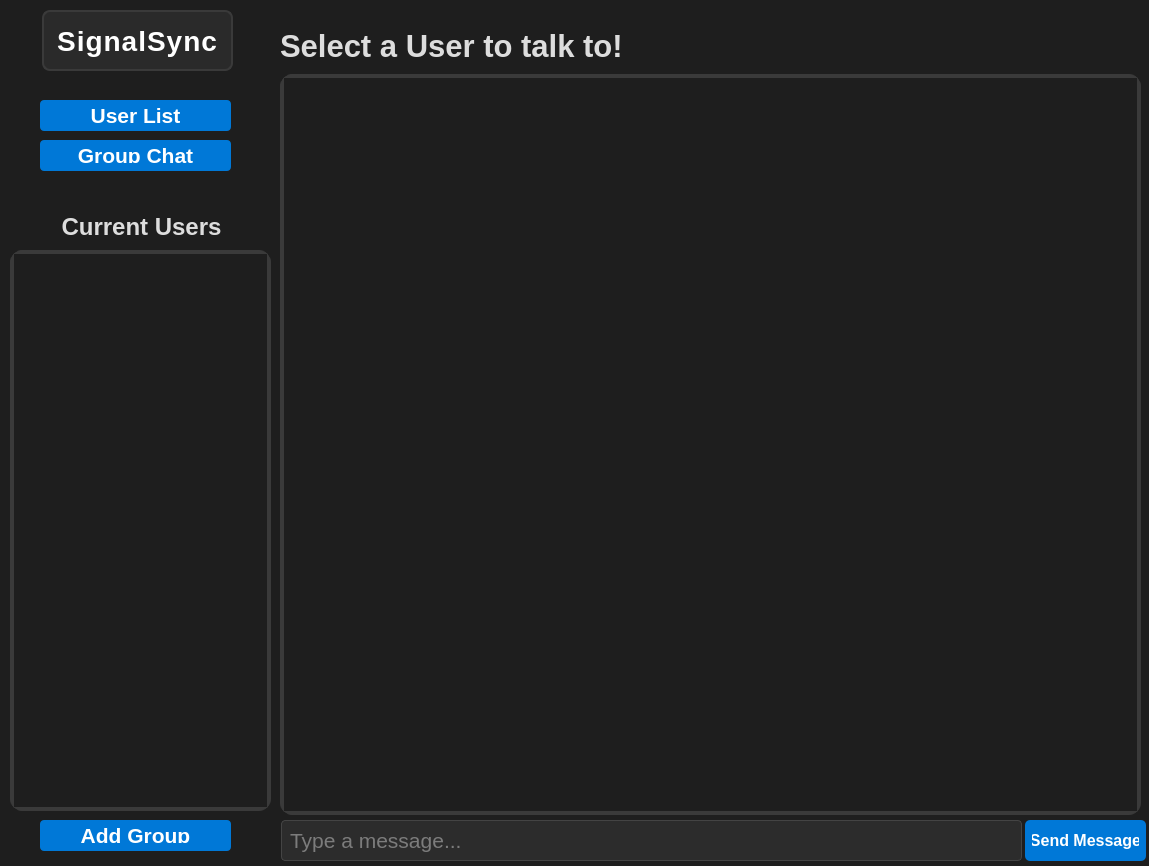
Old version of the form ChatAppClient/ChattingWindow.ui in the repository pahuljotmatharoo/SignalSync-client.
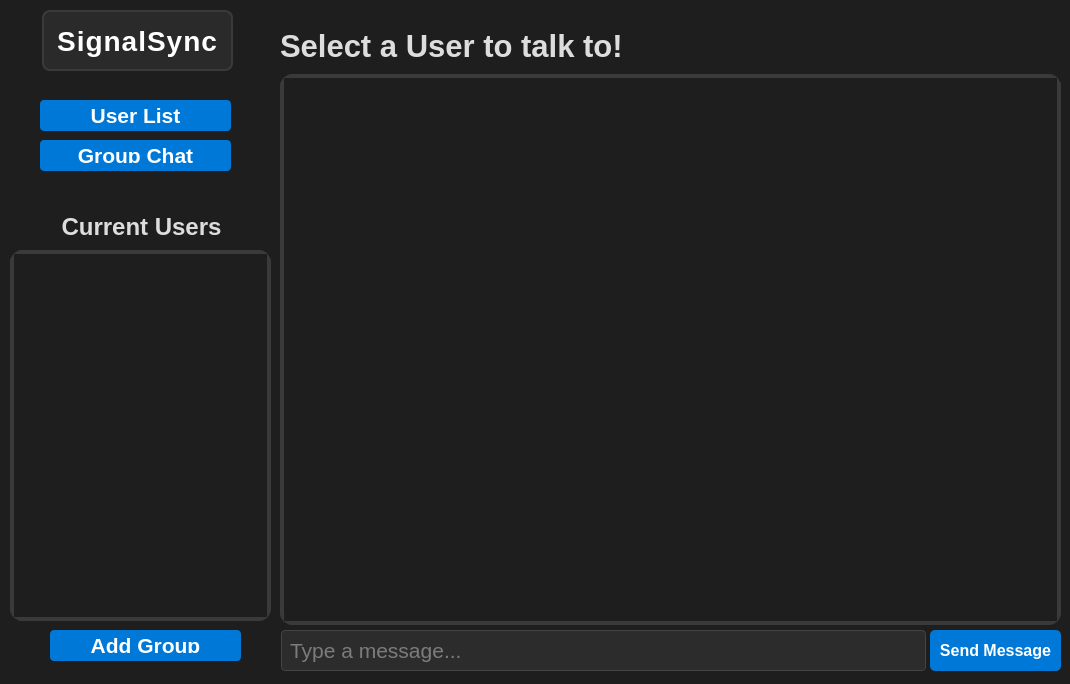
New version of the form.

The edit to the form file:
```diff
--- a/ChatAppClient/ChattingWindow.ui
+++ b/ChatAppClient/ChattingWindow.ui
@@ -6,8 +6,8 @@
    <rect>
     <x>0</x>
     <y>0</y>
-    <width>1149</width>
-    <height>866</height>
+    <width>1070</width>
+    <height>684</height>
    </rect>
   </property>
   <property name="sizePolicy">
@@ -41,7 +41,7 @@
       <x>10</x>
       <y>250</y>
       <width>261</width>
-      <height>561</height>
+      <height>371</height>
      </rect>
     </property>
     <layout class="QVBoxLayout" name="userLayout">
@@ -91,7 +91,7 @@
           <x>0</x>
           <y>0</y>
           <width>251</width>
-          <height>551</height>
+          <height>361</height>
          </rect>
         </property>
        </widget>
@@ -165,8 +165,8 @@
      <rect>
       <x>280</x>
       <y>74</y>
-      <width>861</width>
-      <height>741</height>
+      <width>781</width>
+      <height>551</height>
      </rect>
     </property>
     <property name="autoFillBackground">
@@ -216,8 +216,8 @@
       <rect>
        <x>0</x>
        <y>0</y>
-       <width>853</width>
-       <height>733</height>
+       <width>773</width>
+       <height>543</height>
       </rect>
      </property>
      <property name="layoutDirection">
@@ -228,8 +228,8 @@
        <rect>
         <x>10</x>
         <y>10</y>
-        <width>831</width>
-        <height>711</height>
+        <width>751</width>
+        <height>521</height>
        </rect>
       </property>
       <layout class="QVBoxLayout" name="chatLayout">
@@ -247,8 +247,8 @@
     <property name="geometry">
      <rect>
       <x>281</x>
-      <y>820</y>
-      <width>741</width>
+      <y>630</y>
+      <width>645</width>
       <height>41</height>
      </rect>
     </property>
@@ -267,9 +267,9 @@
    <widget class="QPushButton" name="sendButton">
     <property name="geometry">
      <rect>
-      <x>1025</x>
-      <y>820</y>
-      <width>121</width>
+      <x>930</x>
+      <y>630</y>
+      <width>131</width>
       <height>41</height>
      </rect>
     </property>
@@ -363,8 +363,8 @@
    <widget class="QPushButton" name="addGroup">
     <property name="geometry">
      <rect>
-      <x>40</x>
-      <y>820</y>
+      <x>50</x>
+      <y>630</y>
       <width>191</width>
       <height>31</height>
      </rect>
@@ -394,7 +394,7 @@
      <rect>
       <x>280</x>
       <y>20</y>
-      <width>851</width>
+      <width>771</width>
       <height>51</height>
      </rect>
     </property>
```
